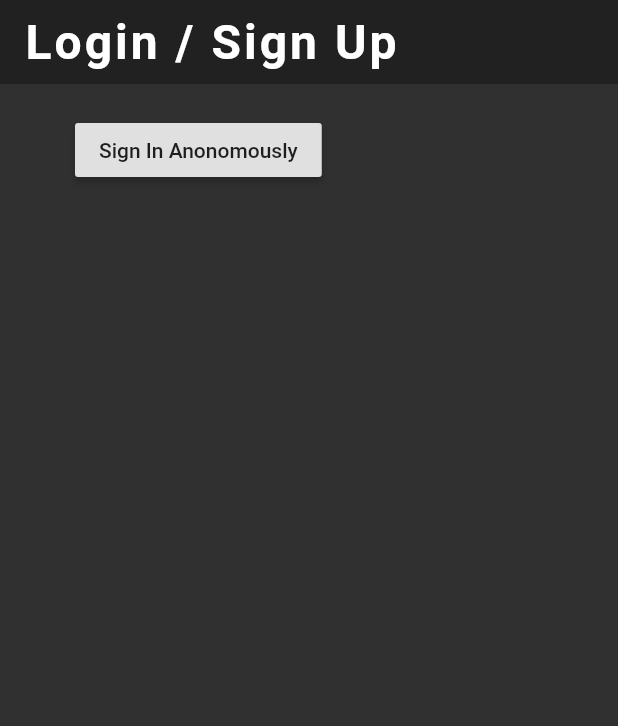
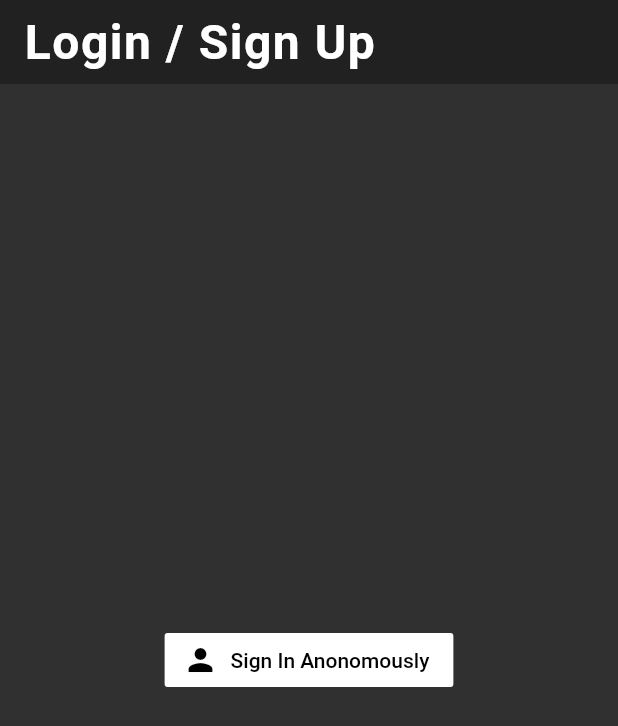
Before and after one commit to Gideon357/Juni-May-Hackathon, a Flutter app: the screen it shows after launch, after a tap on "Sign In Anonomously", on a phone screen of 412 x 824 dp. Shown: the top 726 px of the screen. Run offline on Flutter 3.47's test engine with Material 2 defaults, Android fonts, the phone set to English and light mode, and no system bars; our stand-ins replace firebase_auth, image_picker; missing offline and left inert: firebase_ml_vision; accounts and stored records are empty; network calls fail.

Commit message:
Stylize app bar (poorly)

```diff
--- a/allergy_detection_app/lib/pages/authenticate/sign_in.dart
+++ b/allergy_detection_app/lib/pages/authenticate/sign_in.dart
@@ -1,4 +1,6 @@
 import 'package:flutter/material.dart';
+import 'package:allergy_detection_app/services/auth_logic.dart';
+import 'package:firebase_auth/firebase_auth.dart';
 
 class SignIn extends StatefulWidget {
   @override
@@ -6,6 +8,8 @@ class SignIn extends StatefulWidget {
 }
 
 class _SignInState extends State<SignIn> {
+  final AuthService _auth =  AuthService();
+
   @override
   Widget build(BuildContext context) {
     return Scaffold(
@@ -17,7 +21,7 @@ class _SignInState extends State<SignIn> {
             'Login / Sign Up',
             style: TextStyle(
                 color: Colors.white,
-                letterSpacing: 2.0,
+                letterSpacing: 1.0,
                 fontWeight: FontWeight.bold,
                 fontSize: 32.0),
           ),
@@ -27,11 +31,21 @@ class _SignInState extends State<SignIn> {
             vertical: 20.0,
             horizontal: 50.0,
           ),
-          child: RaisedButton(
-            child: Text('Sign In Anonomously'),
-            onPressed: () async {
-
-            },
+          child: Center(
+            child: FlatButton.icon(
+              color: Colors.white,
+              textColor: Colors.black,
+              icon: Icon(Icons.person),
+              label: Text('Sign In Anonomously'),
+              onPressed: () async {
+                dynamic result = await _auth.signinAnon();
+                if (result == null){
+                  print('Error Signing In. See logs for auth_logic.dart');
+                } else{
+                  print('User logged in: ${result.uid}');
+                }
+              },
+            ),
           ),
         ));
   }
```
